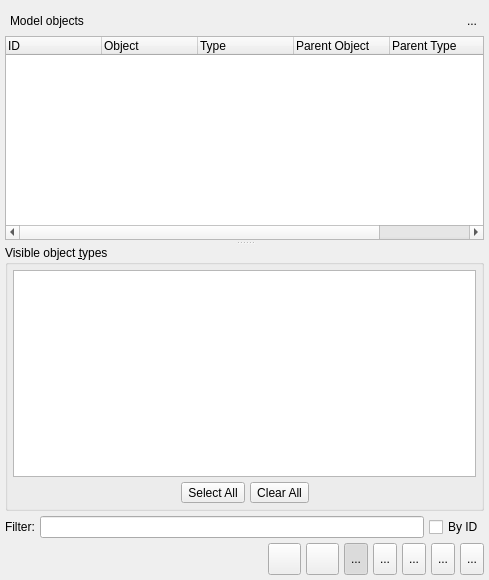
First picture: the form in libs/libgui/ui/widgets/modelobjectswidget.ui, repository pgmodeler/pgmodeler, before the edit.
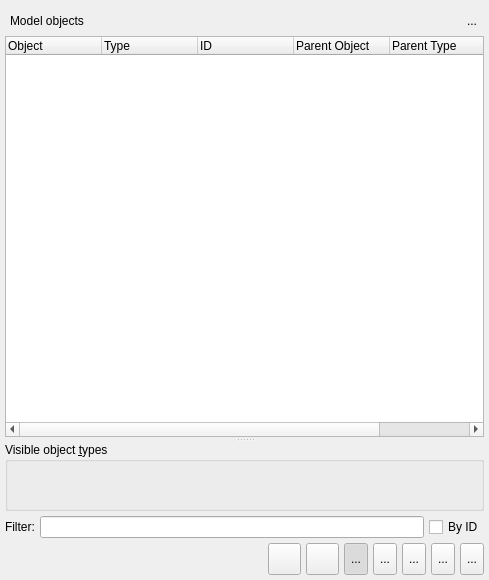
Second picture: the form after the edit. The open tabs and pages were chosen to show the change. Icons and pictures are not drawn.

Commit message:
Replaced the object type filter in ModelObjectsWidget by an instance of ObjectTypesListWidget
Moved the method ObjectFinderWidget::updateObjectTable to GuiUtilsNs

Patch:
```diff
--- a/libs/libgui/ui/widgets/modelobjectswidget.ui
+++ b/libs/libgui/ui/widgets/modelobjectswidget.ui
@@ -318,18 +318,6 @@
              <attribute name="verticalHeaderStretchLastSection">
               <bool>false</bool>
              </attribute>
-             <column>
-              <property name="text">
-               <string>ID</string>
-              </property>
-              <property name="textAlignment">
-               <set>AlignLeading|AlignVCenter</set>
-              </property>
-              <property name="icon">
-               <iconset resource="../../res/resources.qrc">
-                <normaloff>:/icons/icons/uid.png</normaloff>:/icons/icons/uid.png</iconset>
-              </property>
-             </column>
              <column>
               <property name="text">
                <string>Object</string>
@@ -354,6 +342,18 @@
                 <normaloff>:/icons/icons/usertype.png</normaloff>:/icons/icons/usertype.png</iconset>
               </property>
              </column>
+             <column>
+              <property name="text">
+               <string>ID</string>
+              </property>
+              <property name="textAlignment">
+               <set>AlignLeading|AlignVCenter</set>
+              </property>
+              <property name="icon">
+               <iconset resource="../../res/resources.qrc">
+                <normaloff>:/icons/icons/uid.png</normaloff>:/icons/icons/uid.png</iconset>
+              </property>
+             </column>
              <column>
               <property name="text">
                <string>Parent Object</string>
@@ -421,99 +421,6 @@
              <property name="spacing">
               <number>5</number>
              </property>
-             <item row="0" column="0">
-              <widget class="QListWidget" name="visibleobjects_lst">
-               <property name="minimumSize">
-                <size>
-                 <width>0</width>
-                 <height>0</height>
-                </size>
-               </property>
-               <property name="maximumSize">
-                <size>
-                 <width>16777215</width>
-                 <height>16777215</height>
-                </size>
-               </property>
-               <property name="editTriggers">
-                <set>QAbstractItemView::NoEditTriggers</set>
-               </property>
-               <property name="alternatingRowColors">
-                <bool>true</bool>
-               </property>
-               <property name="iconSize">
-                <size>
-                 <width>22</width>
-                 <height>22</height>
-                </size>
-               </property>
-               <property name="currentRow">
-                <number>-1</number>
-               </property>
-               <property name="sortingEnabled">
-                <bool>true</bool>
-               </property>
-              </widget>
-             </item>
-             <item row="1" column="0">
-              <layout class="QHBoxLayout" name="horizontalLayout_2">
-               <property name="spacing">
-                <number>5</number>
-               </property>
-               <item>
-                <spacer name="horizontalSpacer_3">
-                 <property name="orientation">
-                  <enum>Qt::Horizontal</enum>
-                 </property>
-                 <property name="sizeHint" stdset="0">
-                  <size>
-                   <width>58</width>
-                   <height>20</height>
-                  </size>
-                 </property>
-                </spacer>
-               </item>
-               <item>
-                <widget class="QToolButton" name="select_all_tb">
-                 <property name="sizePolicy">
-                  <sizepolicy hsizetype="Preferred" vsizetype="Preferred">
-                   <horstretch>0</horstretch>
-                   <verstretch>0</verstretch>
-                  </sizepolicy>
-                 </property>
-                 <property name="text">
-                  <string>Select All</string>
-                 </property>
-                </widget>
-               </item>
-               <item>
-                <widget class="QToolButton" name="clear_all_tb">
-                 <property name="sizePolicy">
-                  <sizepolicy hsizetype="Preferred" vsizetype="Preferred">
-                   <horstretch>0</horstretch>
-                   <verstretch>0</verstretch>
-                  </sizepolicy>
-                 </property>
-                 <property name="text">
-                  <string>Clear All</string>
-                 </property>
-                </widget>
-               </item>
-               <item>
-                <spacer name="horizontalSpacer_2">
-                 <property name="orientation">
-                  <enum>Qt::Horizontal</enum>
-                 </property>
-                 <property name="sizeHint" stdset="0">
-                  <size>
-                   <width>58</width>
-                   <height>20</height>
-                  </size>
-                 </property>
-                </spacer>
-               </item>
-              </layout>
-             </item>
             </layout>
            </widget>
           </item>
```
Left out of the diff: 3 changed lines with no effect on the pictures. The commit also changes 13 other files.
